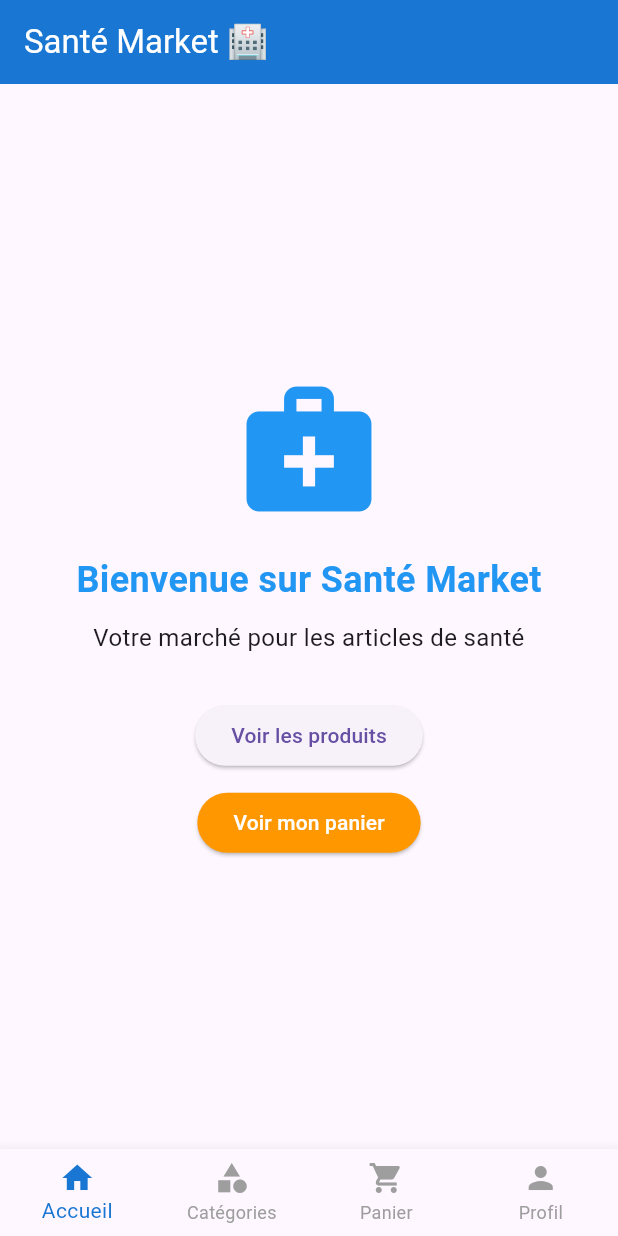
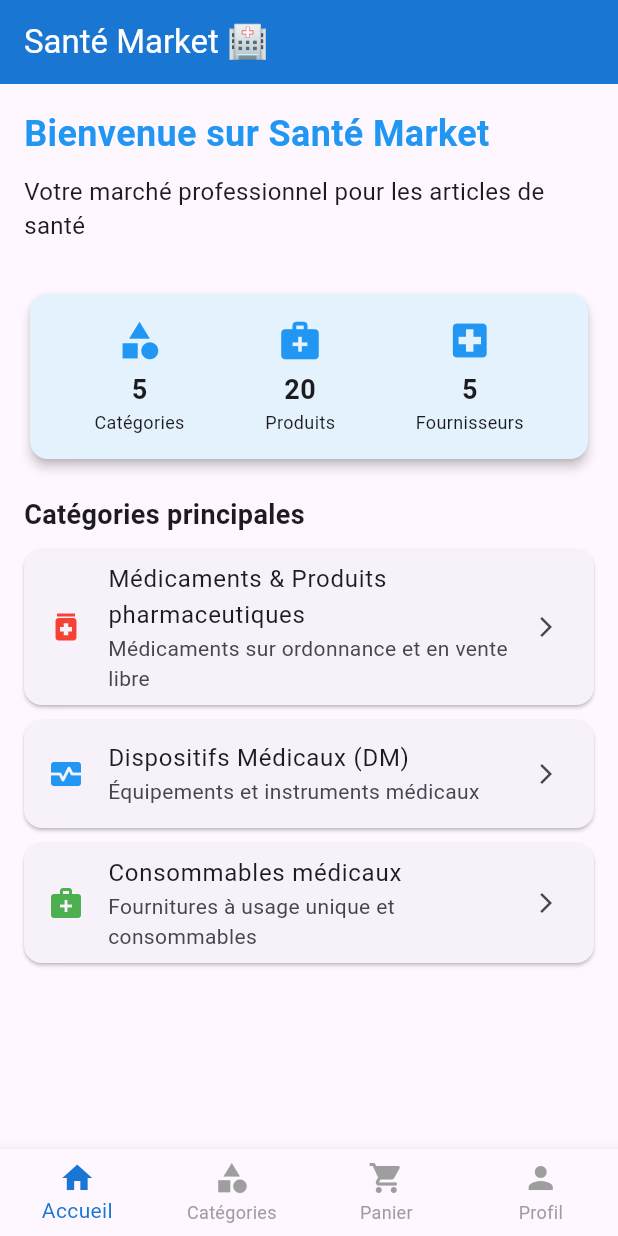
Before and after one commit to TOUGMA07/santte_market, a Flutter app: the screen it shows after launch, on a phone screen of 412 x 824 dp. Run offline on Flutter 3.47's test engine with Material 3 defaults, Android fonts, the phone set to English and light mode, and no system bars.

Commit message:
Mise à jour du fichier home_screen.dart pour mettre à jour l'écran d'acceuil

```diff
--- a/lib/screens/home_screen.dart
+++ b/lib/screens/home_screen.dart
@@ -1,6 +1,7 @@
 import 'package:flutter/material.dart';
-import 'products_screen.dart'; // Import de notre nouvel écran
-import 'cart_screen.dart';     // Import de l'écran panier
+import 'categories_screen.dart'; // Changement ici
+import 'cart_screen.dart';
+import '../data/categories_data.dart'; // Import ajouté
 
 class HomeScreen extends StatelessWidget {
   const HomeScreen({super.key});
@@ -13,16 +14,12 @@ class HomeScreen extends StatelessWidget {
         backgroundColor: Colors.blue[700],
         foregroundColor: Colors.white,
       ),
-      body: Center(
+      body: Padding(
+        padding: const EdgeInsets.all(16),
         child: Column(
-          mainAxisAlignment: MainAxisAlignment.center,
+          crossAxisAlignment: CrossAxisAlignment.start,
           children: [
-            const Icon(
-              Icons.medical_services,
-              size: 100,
-              color: Colors.blue,
-            ),
-            const SizedBox(height: 20),
+            // Message de bienvenue
             const Text(
               'Bienvenue sur Santé Market',
               style: TextStyle(
@@ -33,53 +30,94 @@ class HomeScreen extends StatelessWidget {
             ),
             const SizedBox(height: 10),
             const Text(
-              'Votre marché pour les articles de santé',
+              'Votre marché professionnel pour les articles de santé',
               style: TextStyle(fontSize: 16),
-              textAlign: TextAlign.center,
             ),
             const SizedBox(height: 30),
 
-            // BOUTON MODIFIÉ - Maintenant il navigue vers ProductsScreen
-            ElevatedButton(
-              onPressed: () {
-                // Navigation vers l'écran des produits
-                Navigator.push(
-                  context,
-                  MaterialPageRoute(
-                    builder: (context) => const ProductsScreen(),
-                  ),
-                );
-              },
-              child: const Text('Voir les produits'),
+            // Statistiques rapides
+            _buildStatsCard(context),
+            const SizedBox(height: 20),
+
+            // Accès rapide aux catégories
+            const Text(
+              'Catégories principales',
+              style: TextStyle(
+                fontSize: 18,
+                fontWeight: FontWeight.bold,
+              ),
             ),
-
             const SizedBox(height: 10),
-
-            // NOUVEAU BOUTON - Va vers le panier
-            ElevatedButton(
-              onPressed: () {
-                // Navigation vers l'écran du panier
-                Navigator.push(
-                  context,
-                  MaterialPageRoute(
-                    builder: (context) => const CartScreen(),
-                  ),
-                );
-              },
-              style: ElevatedButton.styleFrom(
-                backgroundColor: Colors.orange,
-                foregroundColor: Colors.white,
-              ),
-              child: const Text('Voir mon panier'),
-            ),
+            _buildQuickCategories(context),
           ],
         ),
       ),
     );
   }
+
+  Widget _buildStatsCard(BuildContext context) {
+    return Card(
+      elevation: 3,
+      color: Colors.blue[50],
+      child: Padding(
+        padding: const EdgeInsets.all(16),
+        child: Row(
+          mainAxisAlignment: MainAxisAlignment.spaceAround,
+          children: [
+            _buildStatItem(Icons.category, '${CategoriesData.categories.length}', 'Catégories'),
+            _buildStatItem(Icons.medical_services, '20', 'Produits'),
+            _buildStatItem(Icons.local_hospital, '5', 'Fournisseurs'),
+          ],
+        ),
+      ),
+    );
+  }
+
+  Widget _buildStatItem(IconData icon, String value, String label) {
+    return Column(
+      children: [
+        Icon(icon, color: Colors.blue, size: 30),
+        const SizedBox(height: 5),
+        Text(
+          value,
+          style: const TextStyle(
+            fontSize: 18,
+            fontWeight: FontWeight.bold,
+          ),
+        ),
+        Text(
+          label,
+          style: const TextStyle(fontSize: 12),
+        ),
+      ],
+    );
+  }
+
+  Widget _buildQuickCategories(BuildContext context) {
+    // Prendre les 3 premières catégories pour l'accueil
+    final quickCategories = CategoriesData.categories.take(3).toList();
+
+    return Column(
+      children: quickCategories.map((category) {
+        return Card(
+          margin: const EdgeInsets.only(bottom: 10),
+          child: ListTile(
+            leading: Icon(category.icon, color: category.color),
+            title: Text(category.name),
+            subtitle: Text(category.description),
+            trailing: const Icon(Icons.arrow_forward_ios, size: 16),
+            onTap: () {
+              // Navigation vers les catégories (l'utilisateur pourra ensuite choisir)
+              Navigator.push(
+                context,
+                MaterialPageRoute(
+                  builder: (context) => const CategoriesScreen(),
+                ),
+              );
+            },
+          ),
+        );
+      }).toList(),
+    );
+  }
 }
-// Navigator.push() : Ajoute un nouvel écran par-dessus l'actuel
-
-// MaterialPageRoute : Crée une transition fluide entre les écrans
-
-// builder : Construit l'écran de destination
```
